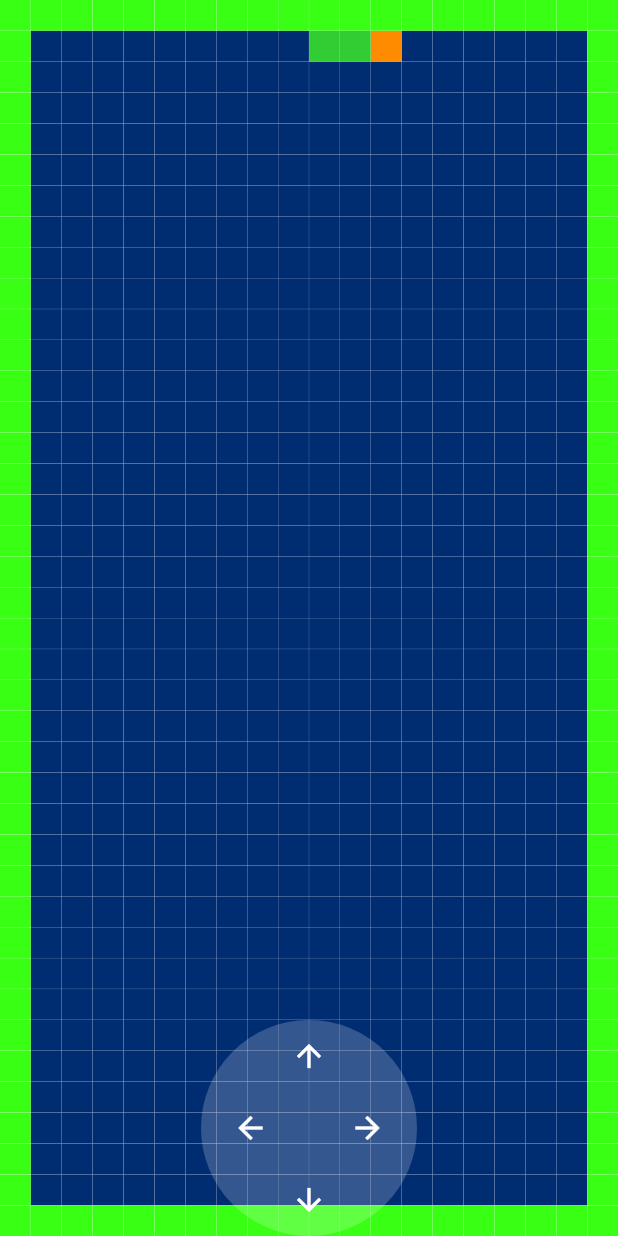
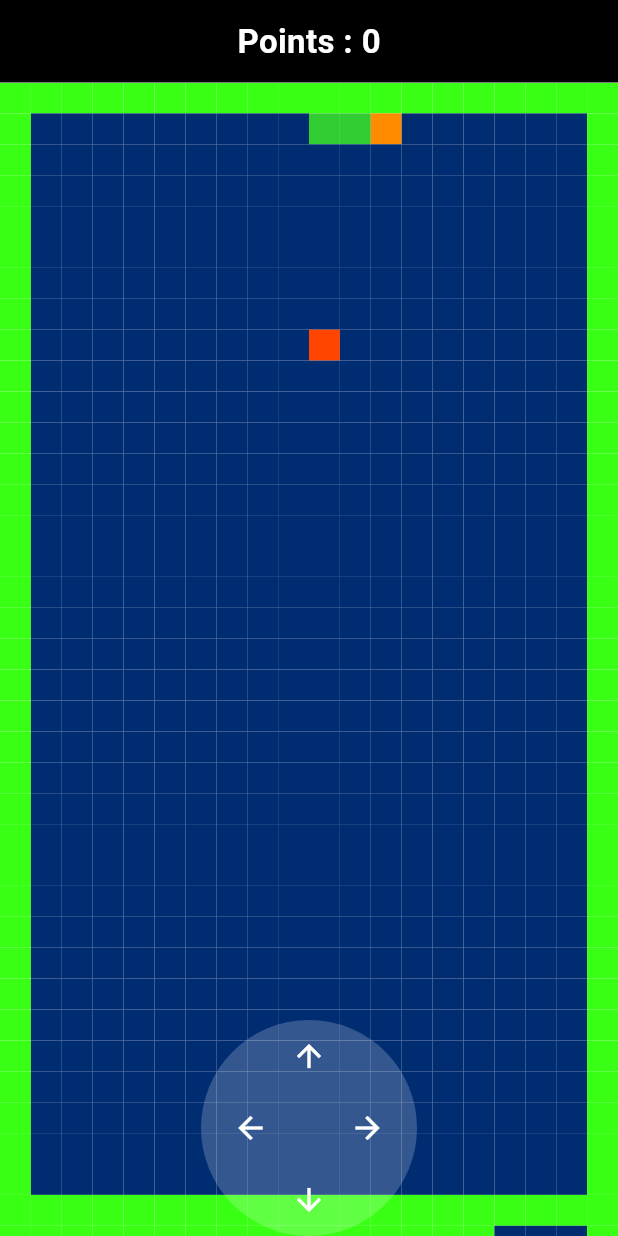
Before and after one commit to As-tra/Snake_game, a Flutter app: the first screen one second after launch, on a phone screen of 412 x 824 dp. Run offline on Flutter 3.47's test engine with Material 3 defaults, Android fonts, the phone set to English and light mode, and no system bars; our stand-ins replace device_preview, flutter_bloc.

Commit message:
finish the base functionality

```diff
--- a/lib/cubit/SnakeCubit/snake_cubit.dart
+++ b/lib/cubit/SnakeCubit/snake_cubit.dart
@@ -18,8 +18,9 @@ class SnakeCubit extends Cubit<SnakeState> {
   List<int> emptyPositions = [];
   int head = knumberOfColums + 3;
   String currentDirection = 'R';
+  int points = 0;
   int lastRow = -1;
-  int? foodPosition;
+  int foodPosition = 170;
 
   Timer? myTimer;
 
@@ -73,17 +74,22 @@ class SnakeCubit extends Cubit<SnakeState> {
     } else if (currentDirection == 'D') {
       head += knumberOfColums;
     }
-    snakePositions.add(head);
-    snakePositions.removeAt(0);
 
+    if (head == foodPosition) {
+      points++;
+      createTheFood();
+    } else {
+      snakePositions.removeAt(0);
+    }
     checkSnakePosition();
   }
 
   void checkSnakePosition() {
-    if (borderPositions.contains(head)) {
+    if (borderPositions.contains(head) || snakePositions.contains(head)) {
       myTimer?.cancel();
       emit(SnakeDead());
     } else {
+      snakePositions.add(head);
       emit(SnakeMove());
     }
   }
@@ -112,7 +118,9 @@ class SnakeCubit extends Cubit<SnakeState> {
     } else if (index == foodPosition) {
       return kFoodColor;
     } else {
-      emptyPositions.add(index);
+      if (!emptyPositions.contains(index)) {
+        emptyPositions.add(index);
+      }
       return kBackground;
     }
   }
--- a/lib/views/board_view.dart
+++ b/lib/views/board_view.dart
@@ -8,11 +8,11 @@ class BoardView extends StatelessWidget {
 
   @override
   Widget build(BuildContext context) {
-    return Scaffold(
-      body: BlocProvider(
-        create: (context) => SnakeCubit(),
-        child: const SafeArea(
-          child: BoardViewBody(),
+    return SafeArea(
+      child: Scaffold(
+        body: BlocProvider(
+          create: (context) => SnakeCubit(),
+          child: const BoardViewBody(),
         ),
       ),
     );
--- a/lib/widgets/board_view_body.dart
+++ b/lib/widgets/board_view_body.dart
@@ -22,11 +22,30 @@ class _BoardViewBodyState extends State<BoardViewBody> {
   Widget build(BuildContext context) {
     return BlocBuilder<SnakeCubit, SnakeState>(
       builder: (context, state) {
-        return state is SnakeDead
-            ? const Center(
-                child: Text('Game  Over'),
-              )
-            : Stack(
+        if (state is SnakeDead) {
+          return const Text("Game Over");
+        } else {
+          return Column(
+            children: [
+              Container(
+                padding: const EdgeInsets.all(12),
+                color: Colors.black,
+                child: Row(
+                  mainAxisAlignment: MainAxisAlignment.center,
+                  children: [
+                    Text(
+                      'Points : ${BlocProvider.of<SnakeCubit>(context).points}',
+                      style: const TextStyle(
+                        color: Colors.white,
+                        fontSize: 22,
+                        fontWeight: FontWeight.bold,
+                      ),
+                    ),
+                  ],
+                ),
+              ),
+              Expanded(
+                child: Stack(
                   children: [
                     LayoutBuilder(builder: (context, constraints) {
                       BlocProvider.of<SnakeCubit>(context).setBottomBorder(
@@ -38,8 +57,8 @@ class _BoardViewBodyState extends State<BoardViewBody> {
                         gridDelegate:
                             const SliverGridDelegateWithFixedCrossAxisCount(
                           crossAxisCount: knumberOfColums,
-                        mainAxisSpacing: 0.1,
-                        crossAxisSpacing: 0.1,
+                          mainAxisSpacing: 0,
+                          crossAxisSpacing: 0,
                         ),
                         itemBuilder: (context, index) {
                           return Container(
@@ -56,7 +75,11 @@ class _BoardViewBodyState extends State<BoardViewBody> {
                       child: ControllerButtons(),
                     ),
                   ],
+                ),
+              ),
+            ],
           );
+        }
       },
     );
   }
```
Lines whose indentation alone changed are shown as unchanged.
